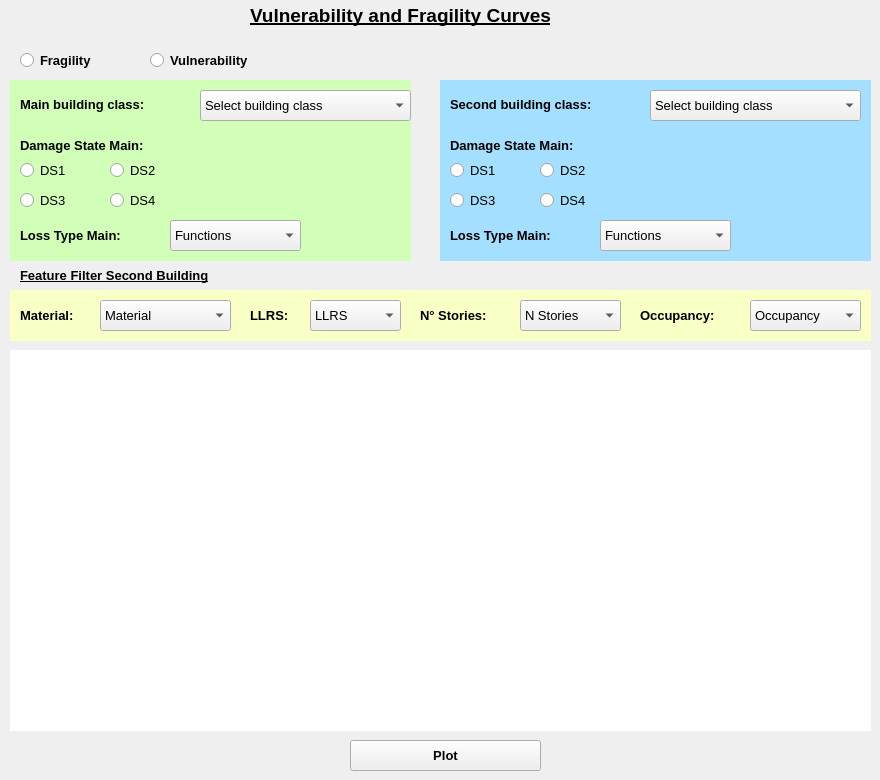
Old version of the form gui_template/vulnerability.ui in the repository GEMScienceTools/RUBIC-AI.
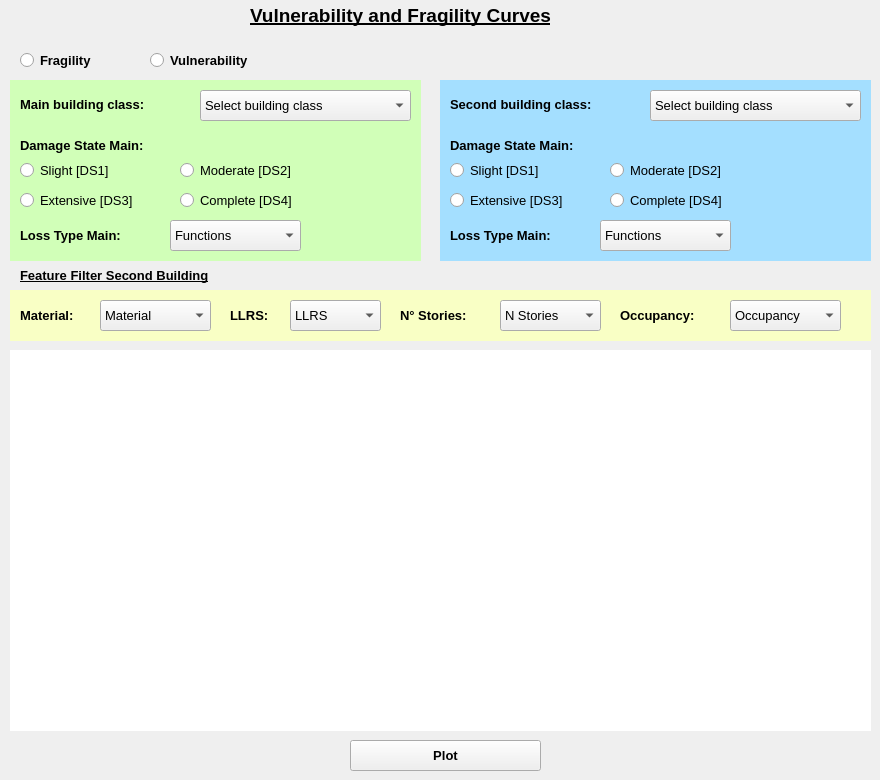
New version of the form.

Diff of the .ui file:
```diff
--- a/gui_template/vulnerability.ui
+++ b/gui_template/vulnerability.ui
@@ -182,7 +182,7 @@
    <widget class="QLabel" name="main_llrs_label">
     <property name="geometry">
      <rect>
-      <x>250</x>
+      <x>230</x>
       <y>300</y>
       <width>81</width>
       <height>31</height>
@@ -202,7 +202,7 @@
    <widget class="QLabel" name="main_story_label">
     <property name="geometry">
      <rect>
-      <x>420</x>
+      <x>400</x>
       <y>300</y>
       <width>91</width>
       <height>31</height>
@@ -224,7 +224,7 @@
      <rect>
       <x>100</x>
       <y>300</y>
-      <width>131</width>
+      <width>111</width>
       <height>31</height>
      </rect>
     </property>
@@ -242,7 +242,7 @@
    <widget class="QComboBox" name="main_llrs_filter">
     <property name="geometry">
      <rect>
-      <x>310</x>
+      <x>290</x>
       <y>300</y>
       <width>91</width>
       <height>31</height>
@@ -262,7 +262,7 @@
    <widget class="QComboBox" name="main_story_filter">
     <property name="geometry">
      <rect>
-      <x>520</x>
+      <x>500</x>
       <y>300</y>
       <width>101</width>
       <height>31</height>
@@ -305,7 +305,7 @@
      <rect>
       <x>10</x>
       <y>80</y>
-      <width>401</width>
+      <width>411</width>
       <height>181</height>
      </rect>
     </property>
@@ -320,7 +320,7 @@
    <widget class="QComboBox" name="main_ocu_filter">
     <property name="geometry">
      <rect>
-      <x>750</x>
+      <x>730</x>
       <y>300</y>
       <width>111</width>
       <height>31</height>
@@ -360,7 +360,7 @@
    <widget class="QLabel" name="main_ocu_label">
     <property name="geometry">
      <rect>
-      <x>640</x>
+      <x>620</x>
       <y>300</y>
       <width>101</width>
       <height>31</height>
@@ -462,7 +462,7 @@
      <rect>
       <x>20</x>
       <y>160</y>
-      <width>61</width>
+      <width>131</width>
       <height>20</height>
      </rect>
     </property>
@@ -472,15 +472,15 @@
      </font>
     </property>
     <property name="text">
-     <string>DS1</string>
+     <string>Slight [DS1]</string>
     </property>
    </widget>
    <widget class="QRadioButton" name="ds_2_main">
     <property name="geometry">
      <rect>
-      <x>110</x>
+      <x>180</x>
       <y>160</y>
-      <width>61</width>
+      <width>151</width>
       <height>20</height>
      </rect>
     </property>
@@ -490,7 +490,7 @@
      </font>
     </property>
     <property name="text">
-     <string>DS2</string>
+     <string>Moderate [DS2]</string>
     </property>
    </widget>
    <widget class="QRadioButton" name="ds_3_main">
@@ -498,7 +498,7 @@
      <rect>
       <x>20</x>
       <y>190</y>
-      <width>61</width>
+      <width>141</width>
       <height>20</height>
      </rect>
     </property>
@@ -508,15 +508,15 @@
      </font>
     </property>
     <property name="text">
-     <string>DS3</string>
+     <string>Extensive [DS3]</string>
     </property>
    </widget>
    <widget class="QRadioButton" name="ds_4_main">
     <property name="geometry">
      <rect>
-      <x>110</x>
+      <x>180</x>
       <y>190</y>
-      <width>61</width>
+      <width>151</width>
       <height>20</height>
      </rect>
     </property>
@@ -526,7 +526,7 @@
      </font>
     </property>
     <property name="text">
-     <string>DS4</string>
+     <string>Complete [DS4]</string>
     </property>
    </widget>
    <widget class="QLabel" name="main_bg_2">
@@ -606,7 +606,7 @@
      <rect>
       <x>450</x>
       <y>130</y>
-      <width>181</width>
+      <width>211</width>
       <height>31</height>
      </rect>
     </property>
@@ -624,9 +624,9 @@
    <widget class="QRadioButton" name="ds_4_second">
     <property name="geometry">
      <rect>
-      <x>540</x>
+      <x>610</x>
       <y>190</y>
-      <width>61</width>
+      <width>151</width>
       <height>20</height>
      </rect>
     </property>
@@ -636,7 +636,7 @@
      </font>
     </property>
     <property name="text">
-     <string>DS4</string>
+     <string>Complete [DS4]</string>
     </property>
    </widget>
    <widget class="QRadioButton" name="ds_1_second">
@@ -644,7 +644,7 @@
      <rect>
       <x>450</x>
       <y>160</y>
-      <width>61</width>
+      <width>131</width>
       <height>20</height>
      </rect>
     </property>
@@ -654,15 +654,15 @@
      </font>
     </property>
     <property name="text">
-     <string>DS1</string>
+     <string>Slight [DS1]</string>
     </property>
    </widget>
    <widget class="QRadioButton" name="ds_2_second">
     <property name="geometry">
      <rect>
-      <x>540</x>
+      <x>610</x>
       <y>160</y>
-      <width>61</width>
+      <width>151</width>
       <height>20</height>
      </rect>
     </property>
@@ -672,7 +672,7 @@
      </font>
     </property>
     <property name="text">
-     <string>DS2</string>
+     <string>Moderate [DS2]</string>
     </property>
    </widget>
    <widget class="QRadioButton" name="ds_3_second">
@@ -680,7 +680,7 @@
      <rect>
       <x>450</x>
       <y>190</y>
-      <width>61</width>
+      <width>141</width>
       <height>20</height>
      </rect>
     </property>
@@ -690,7 +690,7 @@
      </font>
     </property>
     <property name="text">
-     <string>DS3</string>
+     <string>Extensive [DS3]</string>
     </property>
    </widget>
    <zorder>main_bg_3</zorder>
```
